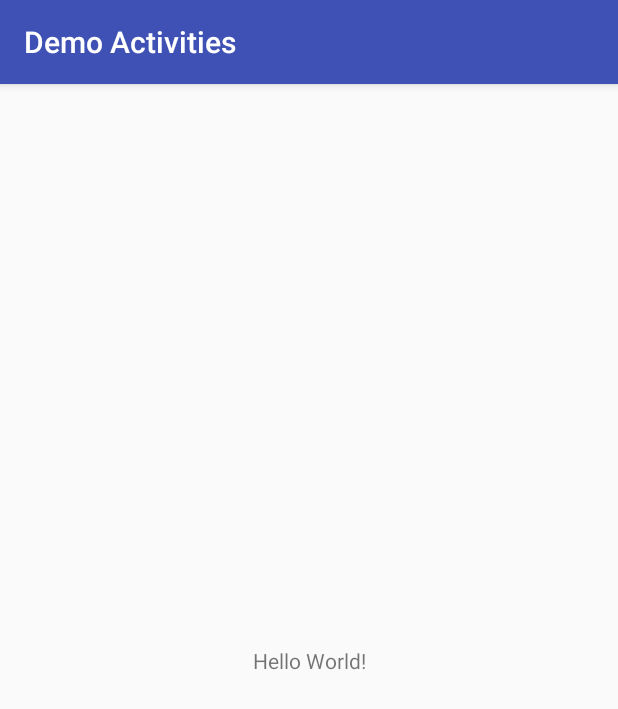
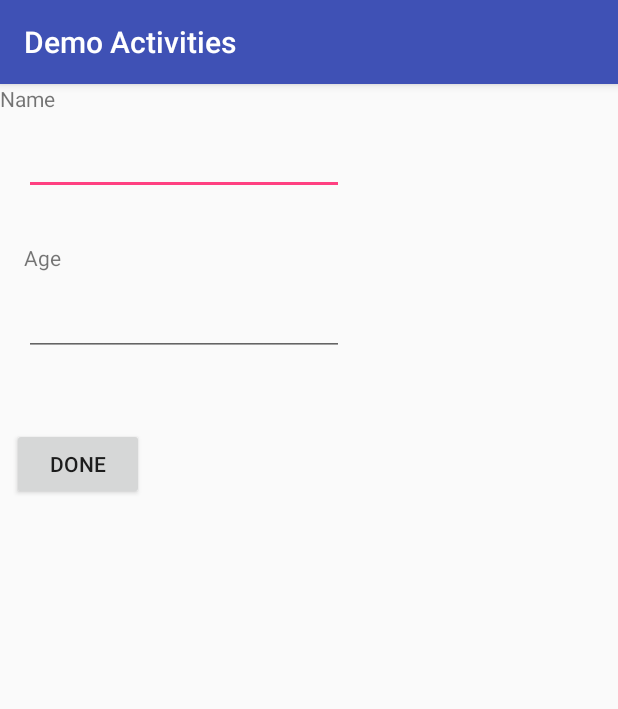
Before and after one commit to hemalaalaa/DemoActivities, an Android app: the screen it shows after launch (MainActivity), on a phone screen of 412 x 824 dp. Shown: the top 709 px of the screen. Run offline under Robolectric (Android 15) with nearby library versions, the phone set to English and light mode, and no system bars.

```diff
--- a/app/src/main/AndroidManifest.xml
+++ b/app/src/main/AndroidManifest.xml
@@ -16,6 +16,8 @@
                 <category android:name="android.intent.category.LAUNCHER" />
             </intent-filter>
         </activity>
+
+        <activity android:name=".DemoActivities2"/>
     </application>
 
 </manifest>
--- a/app/src/main/res/layout/activity_main.xml
+++ b/app/src/main/res/layout/activity_main.xml
@@ -7,12 +7,57 @@
     tools:context=".MainActivity">
 
     <TextView
+        android:id="@+id/textView2"
+        android:layout_width="181dp"
+        android:layout_height="28dp"
+        android:text="Name"
+        tools:layout_editor_absoluteX="16dp"
+        tools:layout_editor_absoluteY="16dp" />
+
+    <EditText
+        android:id="@+id/editTextName"
+        android:layout_width="wrap_content"
+        android:layout_height="38dp"
+        android:layout_marginLeft="16dp"
+        android:layout_marginStart="16dp"
+        android:layout_marginTop="8dp"
+        android:ems="10"
+        android:inputType="textPersonName"
+        app:layout_constraintStart_toStartOf="parent"
+        app:layout_constraintTop_toBottomOf="@+id/textView2" />
+
+    <TextView
+        android:id="@+id/textView3"
+        android:layout_width="199dp"
+        android:layout_height="22dp"
+        android:layout_marginLeft="16dp"
+        android:layout_marginStart="16dp"
+        android:layout_marginTop="32dp"
+        android:text="Age"
+        app:layout_constraintStart_toStartOf="parent"
+        app:layout_constraintTop_toBottomOf="@+id/editTextName" />
+
+    <EditText
+        android:id="@+id/editTextAge"
         android:layout_width="wrap_content"
         android:layout_height="wrap_content"
-        android:text="Hello World!"
-        app:layout_constraintBottom_toBottomOf="parent"
-        app:layout_constraintLeft_toLeftOf="parent"
-        app:layout_constraintRight_toRightOf="parent"
-        app:layout_constraintTop_toTopOf="parent" />
+        android:layout_marginLeft="16dp"
+        android:layout_marginStart="16dp"
+        android:layout_marginTop="8dp"
+        android:ems="10"
+        android:inputType="textPersonName"
+        app:layout_constraintStart_toStartOf="parent"
+        app:layout_constraintTop_toBottomOf="@+id/textView3" />
+
+    <Button
+        android:id="@+id/buttonDone"
+        android:layout_width="wrap_content"
+        android:layout_height="wrap_content"
+        android:layout_marginLeft="8dp"
+        android:layout_marginStart="8dp"
+        android:layout_marginTop="48dp"
+        android:text="Done"
+        app:layout_constraintStart_toStartOf="parent"
+        app:layout_constraintTop_toBottomOf="@+id/editTextAge" />
 
 </android.support.constraint.ConstraintLayout>
```
Also changed, not shown: app/src/main/java/com/example/a16022706/demoactivities/DemoActivities2.java (added, +24 -0 lines), app/src/main/java/com/example/a16022706/demoactivities/MainActivity.java (+25 -0 lines), app/src/main/res/layout/activity_demo_activities2.xml (added, +12 -0 lines).
